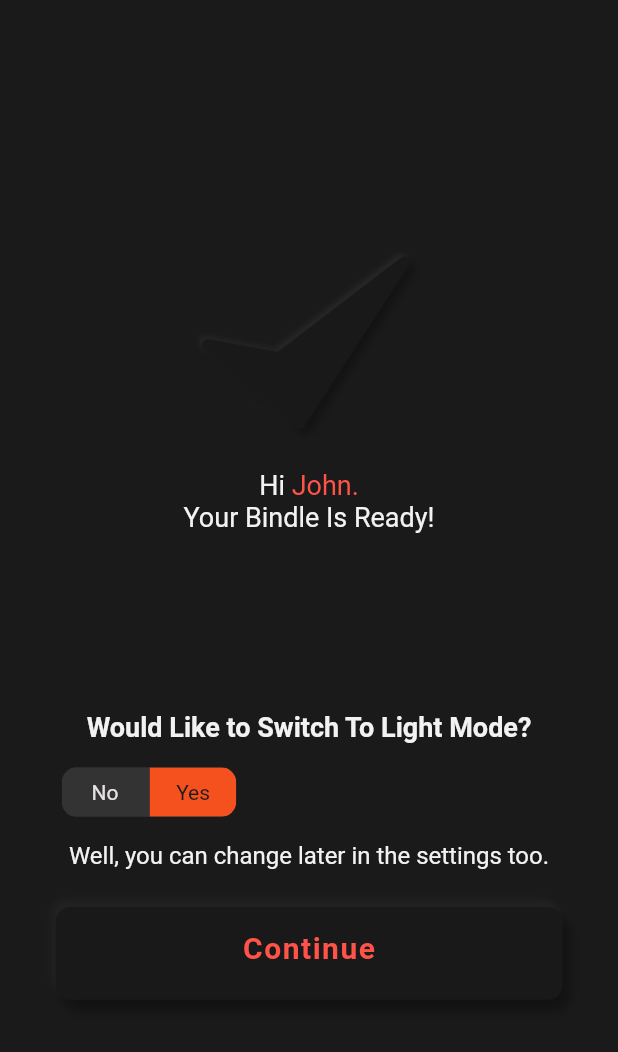
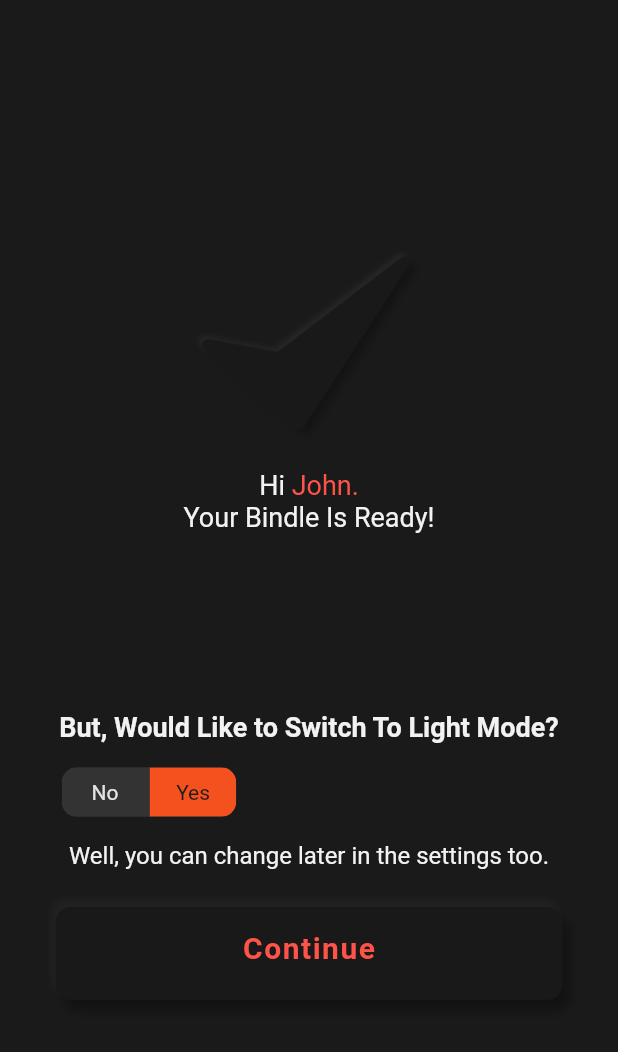
Before and after one commit to VedantPancholi/Mybindel, a Flutter app: the WelcomePage screen opened directly, after a tap on "Yes", on a phone screen of 412 x 824 dp, the part 117-1169 px from its top. Run offline on Flutter 3.47's test engine with Material 2 defaults, Android fonts, the light colour scheme and no system bars; drawn by our look-alikes of toggle_switch; our stand-ins replace auto_size_text, dropdown_search, flutter_inset_box_shadow, shared_preferences; accounts and stored records are empty.

Commit message:
small changes done in main dart file

```diff
--- a/lib/screens/create_userPage.dart
+++ b/lib/screens/create_userPage.dart
@@ -181,7 +181,7 @@ class _CreateUserState extends State<CreateUser> {
                                 "Add more",
                                 textAlign: TextAlign.center,
                                 softWrap: true,
-                                style: TextStyle(color: theme == Brightness.light ? dim_white : dim_black, fontSize: 15, letterSpacing: 1, fontWeight: FontWeight.w500),
+                                style: TextStyle(color: theme == Brightness.light ? dim_black : dim_white, fontSize: 15, letterSpacing: 1, fontWeight: FontWeight.w500),
                               ),
                             ),
                             contentPadding: EdgeInsets.symmetric(
@@ -203,7 +203,7 @@ class _CreateUserState extends State<CreateUser> {
                       ),
                       //add user name
                       Container(
-                        height: size.height * 0.055,
+                        height: size.height * 0.068,
                         width: size.width * 0.852,
                         decoration: provider.currentTheme
                             ? textFormField_neu_morphism
@@ -573,7 +573,7 @@ Widget userNameTextfield(TextEditingController _userName, Size size) =>
         ),
         border: InputBorder.none,
         contentPadding: EdgeInsets.symmetric(
-            // vertical: size.height * 0.000,
+            vertical: size.height * 0.00,
             horizontal: size.width * 0.030),
         hintStyle: const TextStyle(
             fontSize: 14, letterSpacing: 1, fontWeight: FontWeight.w500),
--- a/lib/screens/welcomePage.dart
+++ b/lib/screens/welcomePage.dart
@@ -1,13 +1,11 @@
 import 'package:flutter/material.dart';
 import 'package:flutter/scheduler.dart';
 import 'package:mybindel_test/screens/DonationPage.dart';
-import 'package:mybindel_test/screens/pricingPlans.dart';
+import 'package:mybindel_test/theme/selectTheme.dart';
 import 'package:provider/provider.dart';
-import 'package:shared_preferences/shared_preferences.dart';
 import 'package:toggle_switch/toggle_switch.dart';
 import '../pagerouter/customPageRouter.dart';
 import '../palette/palette.dart';
-import '../theme/selectTheme.dart';
 import '../widgets/fieldbutton_widget.dart';
 
 class WelcomePage extends StatefulWidget {
@@ -19,18 +17,17 @@ class WelcomePage extends StatefulWidget {
 
 class _WelcomePageState extends State<WelcomePage> {
 
-//   Future<bool?> getCurrentThemeInstance() async{
-//   SharedPreferences pref = await SharedPreferences.getInstance();
-//   return pref.getBool('currentTheme');
-// }
   int selected = 0;
+
 
   @override
   Widget build(BuildContext context) {
+
+
+    print("welocme build");
     final theme =
         SchedulerBinding.instance.platformDispatcher.platformBrightness;
     final provider = Provider.of<Themeprovider>(context);
-    // final current_theme = getCurrentThemeInstance();
     final size = MediaQuery.of(context).size;
     return Scaffold(
         backgroundColor: provider.currentTheme
@@ -42,7 +39,7 @@ class _WelcomePageState extends State<WelcomePage> {
                 alignment: Alignment.center,
                 height: size.height * 0.15,
                 width: size.width,
-            color:  provider.currentTheme
+                color: provider.currentTheme
                     ? light_Scaffold_color
                     : dark_Scaffold_color,
                 child: Row(mainAxisAlignment: MainAxisAlignment.center, children: [
@@ -72,7 +69,7 @@ class _WelcomePageState extends State<WelcomePage> {
               Container(
                 height: size.height * 0.50,
                 width: size.width,
-            color:  provider.currentTheme
+                color: provider.currentTheme
                     ? light_Scaffold_color
                     : dark_Scaffold_color,
                 child: Column(
@@ -82,7 +79,7 @@ class _WelcomePageState extends State<WelcomePage> {
                     Container(
                       width: size.width * 0.380,
                       height: size.height * 0.200,
-                  decoration:  provider.currentTheme
+                      decoration: provider.currentTheme
                           ? BoxDecoration(
                         image: DecorationImage(
                           image: AssetImage("asset/images/Large_Check.png"),
@@ -104,7 +101,7 @@ class _WelcomePageState extends State<WelcomePage> {
                             text: "Hi ",
                             style: TextStyle(
                               fontSize: 18,
-                          color:  provider.currentTheme
+                              color: provider.currentTheme
                                   ? dark_Scaffold_color
                                   : light_Scaffold_color,
                             ),
@@ -117,7 +114,7 @@ class _WelcomePageState extends State<WelcomePage> {
                             text: "Your Bindle Is Ready!",
                             style: TextStyle(
                               fontSize: 18,
-                          color:  provider.currentTheme
+                              color: provider.currentTheme
                                   ? dark_Scaffold_color
                                   : light_Scaffold_color,
                             ),
@@ -133,11 +130,11 @@ class _WelcomePageState extends State<WelcomePage> {
                 child: RichText(
                     textAlign: TextAlign.center,
                     text: TextSpan(
-                  text:  provider.currentTheme ?"Would Like to Switch To Dark Mode?" : "Would Like to Switch To Light Mode?",
+                      text:  provider.currentTheme ?"But, Would Like to Switch To Dark Mode?":"But, Would Like to Switch To Light Mode?",
                       style: TextStyle(
                         fontSize: 18,
                         fontWeight: FontWeight.bold,
-                    color:  provider.currentTheme
+                        color: provider.currentTheme
                             ? dark_Scaffold_color
                             : light_Scaffold_color,
                       ),
@@ -154,23 +151,26 @@ class _WelcomePageState extends State<WelcomePage> {
                       minHeight: size.height * 0.040,
                       initialLabelIndex: selected,
                       cornerRadius: 10.0,
-                  activeFgColor:  provider.currentTheme
+                      activeBgColor: [Colors.deepOrange.shade600 ,Colors.deepOrange.shade600],
+                      activeFgColor: provider.currentTheme
                           ? light_Scaffold_color
                           : dark_Scaffold_color,
-                  inactiveBgColor:  provider.currentTheme
+                      inactiveBgColor: provider.currentTheme
                           ? dim_white
                           : dim_black,
-                  inactiveFgColor:  provider.currentTheme
+                      inactiveFgColor: provider.currentTheme
                           ? dim_black
                           : dim_white,
                       totalSwitches: 2,
-                  labels: ['No', 'Yes'],
-                  activeBgColor: [Colors.deepOrange.shade600],
+                      labels:['No', 'Yes'],
+
                       // icons: [FontAwesomeIcons.mars, FontAwesomeIcons.venus],
                       // activeBgColors: [[orange_color],[Colors.pink]],
                       onToggle: (index) {
                         selected = index!;
+
                         provider.changeuserpref(index);
+
                       },
                     ),
                   ],
@@ -184,7 +184,7 @@ class _WelcomePageState extends State<WelcomePage> {
                       text: "Well, you can change later in the settings too.",
                       style: TextStyle(
                         fontSize: 16,
-                    color:  provider.currentTheme
+                        color: provider.currentTheme
                             ? dark_Scaffold_color
                             : light_Scaffold_color,
                       ),
@@ -199,7 +199,6 @@ class _WelcomePageState extends State<WelcomePage> {
                       height: size.height * 0.075,
                       width: size.width * 0.82,
                       onpressed: () {
-
                         Navigator.pushReplacement(context, custompageroute(child: DonationPage()));
                         print("Continue from Welcome Page");
                       })),
--- a/lib/theme/selectTheme.dart
+++ b/lib/theme/selectTheme.dart
@@ -4,59 +4,49 @@ import 'package:flutter/scheduler.dart';
 import 'package:shared_preferences/shared_preferences.dart';
 
 class Themeprovider extends ChangeNotifier {
-  late bool lastpref  = true; // Default true
-  late bool userpref  = false; // Default false
+  static bool lastpref  = true; // Default true
+  static bool userpref  = false; // Default false
+
   late ThemePreferences _preferences;
   late Brightness theme;
 
-  Themeprovider()  {
-    print("Intial : ${lastpref}");
-    print("Intial : ${userpref}");
+  Themeprovider() {
     _preferences = ThemePreferences();
     getTheme();
-    theme = SchedulerBinding.instance.platformDispatcher.platformBrightness;
-    print("After Constructor : ${lastpref}");
-    print("After Constructor : ${userpref}");
+
   }
 
   bool get currentTheme => lastpref;
 
   getTheme() async {
-    userpref = await _preferences.getUserPreference();
     lastpref = await _preferences.getFinalPreference();
-    notifyListeners();
+    print("After Constructor lastpref : ${lastpref}");
+    print("After Constructor userpref : ${userpref}");
   }
 
-  changeuserpref(int index) {
+  changeuserpref(int index) async {
     if (index == 0) {
       userpref = false;
-      setUserPreference(false);
     } else {
       userpref = true;
-      setUserPreference(true);
+      await changefinalpref();
+      await getFinalPreference();
     }
-    changefinalpref();
-    getFinalPreference();
-    print("Change userpref: ${userpref}");
-    print("final instance: ${lastpref}");
+
+
   }
 
   changefinalpref() {
-    if ((theme == Brightness.light && userpref == false) ||
-        (theme == Brightness.dark && userpref == true)) {
+    if (lastpref == false && userpref == true) {
       // light  true
       setFinalPreference(true);
     }
-    if ((theme == Brightness.dark && userpref == false) ||
-        (theme == Brightness.light && userpref == true)) {
+    if (lastpref == true && userpref == true) {
       // dark  false
       setFinalPreference(false);
     }
   }
 
-  setUserPreference(bool value) {
-    _preferences.setUserPreference(value);
-  }
 
   setFinalPreference(bool value) {
     _preferences.setFinalPreference(value);
@@ -65,29 +55,20 @@ class Themeprovider extends ChangeNotifier {
   getFinalPreference() async {
     lastpref = await _preferences.getFinalPreference();
     notifyListeners();
+    print("Change userpref: ${userpref}");
+    print("final instance: ${lastpref}");
   }
 }
 
 class ThemePreferences {
-  setUserPreference(bool value) async {
-    SharedPreferences sharedPreferences = await SharedPreferences.getInstance();
-
-    sharedPreferences.setBool('user_pref', value);
-  }
-
-  Future<bool> getUserPreference() async {
-    SharedPreferences sharedPreferences = await SharedPreferences.getInstance();
-    return sharedPreferences.getBool('user_pref') ?? false;
-  }
 
   setFinalPreference(bool value) async {
     SharedPreferences sharedPreferences = await SharedPreferences.getInstance();
-
     sharedPreferences.setBool('final_pref', value);
   }
 
   Future<bool> getFinalPreference() async {
     SharedPreferences sharedPreferences = await SharedPreferences.getInstance();
-    return sharedPreferences.getBool('final_pref') ?? true;
-  }
+    return sharedPreferences.getBool('final_pref')??true;
+    }
 }
```
Also changed, not shown: lib/main.dart (+7 -1 lines), lib/screens/second_create_userPage.dart (+8 -4 lines). Lines whose indentation alone changed are shown as unchanged.
